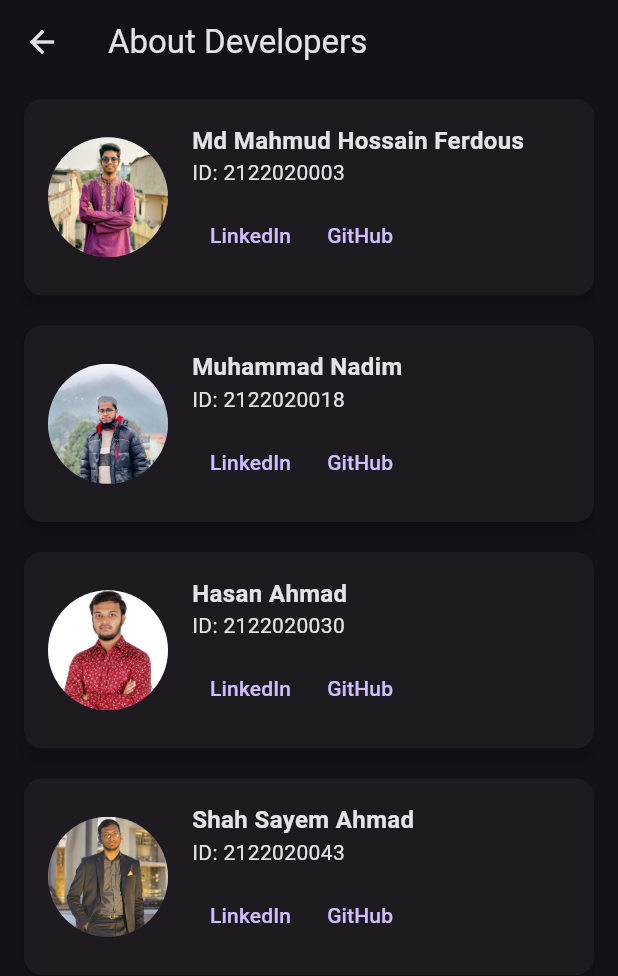
After one commit to MHFerdous/Crypto-Project, a Flutter app: the AboutDevelopersScreen screen opened directly, after a tap on "LinkedIn", on a phone screen of 412 x 824 dp. The commit adds this screen. Shown: the top 976 px of the screen. Run offline on Flutter 3.47's test engine with Material 3 defaults, Android fonts, the phone set to English and light mode, and no system bars; our stand-ins replace supabase_flutter; accounts and stored records are empty.

Commit message:
about developers screen added

```diff
--- /dev/null
+++ b/lib/screens/about_developers_screen.dart
@@ -0,0 +1,121 @@
+import 'package:flutter/material.dart';
+import 'package:url_launcher/url_launcher.dart';
+
+class AboutDevelopersScreen extends StatelessWidget {
+  final List<Developer> developers = [
+    Developer(
+      name: 'Md Mahmud Hossain Ferdous',
+      id: '2122020003',
+      githubUrl: 'https://github.com/MHFerdous',
+      linkedinUrl: 'https://www.linkedin.com/in/ferdousmh/',
+      imagePath: 'assets/images/ferdous.jpg',
+    ),
+    Developer(
+      name: 'Muhammad Nadim',
+      id: '2122020018',
+      githubUrl: 'https://github.com/MNTDH-18',
+      linkedinUrl: 'https://www.linkedin.com/in/muhammad-nadim-183b2921a/',
+      imagePath: 'assets/images/nadim.jpg',
+    ),
+    Developer(
+      name: 'Hasan Ahmad',
+      id: '2122020030',
+      githubUrl: 'https://github.com/HasanJuned',
+      linkedinUrl: 'https://www.linkedin.com/in/hasan-ahmad-502391204/',
+      imagePath: 'assets/images/hasan.jpg',
+    ),
+    Developer(
+      name: 'Shah Sayem Ahmad',
+      id: '2122020043',
+      githubUrl: 'https://github.com/ShahSayem',
+      linkedinUrl: 'https://www.linkedin.com/in/shah-sayem/',
+      imagePath: 'assets/images/sayem.jpg',
+    ),
+  ];
+
+  AboutDevelopersScreen({super.key});
+
+  void _launchUrl(String url) async {
+    final Uri uri = Uri.parse(url);
+    if (!await launchUrl(uri)) {
+      throw 'Could not launch $url';
+    }
+  }
+
+  Widget _buildDeveloperCard(Developer developer) {
+    return Card(
+      margin: const EdgeInsets.symmetric(vertical: 10, horizontal: 16),
+      elevation: 4,
+      child: Padding(
+        padding: const EdgeInsets.all(16),
+        child: Row(
+          children: [
+            CircleAvatar(
+              radius: 40,
+              backgroundImage: AssetImage(developer.imagePath),
+            ),
+            const SizedBox(width: 16),
+            Expanded(
+              child: Column(
+                crossAxisAlignment: CrossAxisAlignment.start,
+                children: [
+                  Text(
+                    developer.name,
+                    style: const TextStyle(
+                      fontSize: 16,
+                      fontWeight: FontWeight.bold,
+                    ),
+                  ),
+                  Text('ID: ${developer.id}'),
+                  const SizedBox(height: 8),
+                  Row(
+                    mainAxisAlignment: MainAxisAlignment.start,
+                    children: [
+                      TextButton(
+                        onPressed: () => _launchUrl(developer.linkedinUrl),
+                        child: Text('LinkedIn'),
+                      ),
+                      TextButton(
+                        onPressed: () => _launchUrl(developer.githubUrl),
+                        child: Text('GitHub'),
+                      ),
+                    ],
+                  ),
+                ],
+              ),
+            ),
+          ],
+        ),
+      ),
+    );
+  }
+
+  @override
+  Widget build(BuildContext context) {
+    return Scaffold(
+      appBar: AppBar(title: const Text('About Developers')),
+      body: ListView.builder(
+        itemCount: developers.length,
+        itemBuilder: (context, index) {
+          return _buildDeveloperCard(developers[index]);
+        },
+      ),
+    );
+  }
+}
+
+class Developer {
+  final String name;
+  final String id;
+  final String githubUrl;
+  final String linkedinUrl;
+  final String imagePath;
+
+  Developer({
+    required this.name,
+    required this.id,
+    required this.githubUrl,
+    required this.linkedinUrl,
+    required this.imagePath,
+  });
+}
--- a/lib/screens/home_screen.dart
+++ b/lib/screens/home_screen.dart
@@ -1,3 +1,4 @@
+import 'package:crypto_project/screens/about_developers_screen.dart';
 import 'package:crypto_project/widgets/caesar_cipher_widget.dart';
 import 'package:crypto_project/widgets/cipher_calculation.dart';
 import 'package:crypto_project/widgets/hill_cipher_widget.dart';
@@ -113,6 +114,15 @@ class _HomeScreenState extends State<HomeScreen> {
           title: Text('🔐 Cipher Tools'),
           backgroundColor: Colors.black,
           actions: [
+            TextButton(
+              onPressed: () {
+                Navigator.push(
+                  context,
+                  MaterialPageRoute(builder: (_) => AboutDevelopersScreen()),
+                );
+              },
+              child: Text('About Us'),
+            ),
             IconButton(
               onPressed: () {
                 _logOut(context);
--- a/pubspec.yaml
+++ b/pubspec.yaml
@@ -32,7 +32,7 @@ dependencies:
     sdk: flutter
 
   supabase_flutter: ^2.9.0
-  shared_preferences: ^2.2.2
+  url_launcher: ^6.0.20
 
   # The following adds the Cupertino Icons font to your application.
   # Use with the CupertinoIcons class for iOS style icons.
@@ -60,8 +60,8 @@ flutter:
   uses-material-design: true
 
   # To add assets to your application, add an assets section, like this:
-  #assets:
-  #  - assets/images/
+  assets:
+    - assets/images/
   #   - images/a_dot_ham.jpeg
 
   # An image asset can refer to one or more resolution-specific "variants", see
```
Also changed, not shown: assets/images/ferdous.jpg (added), assets/images/hasan.jpg (added), assets/images/nadim.jpg (added), assets/images/sayem.jpg (added), pubspec.lock.
